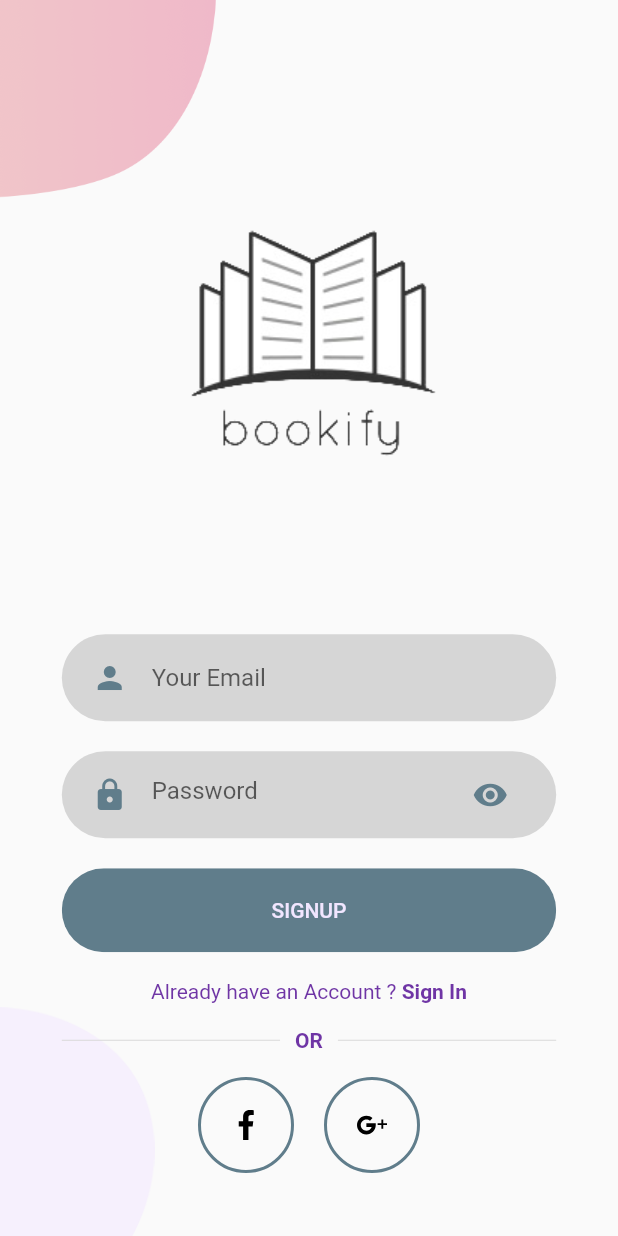
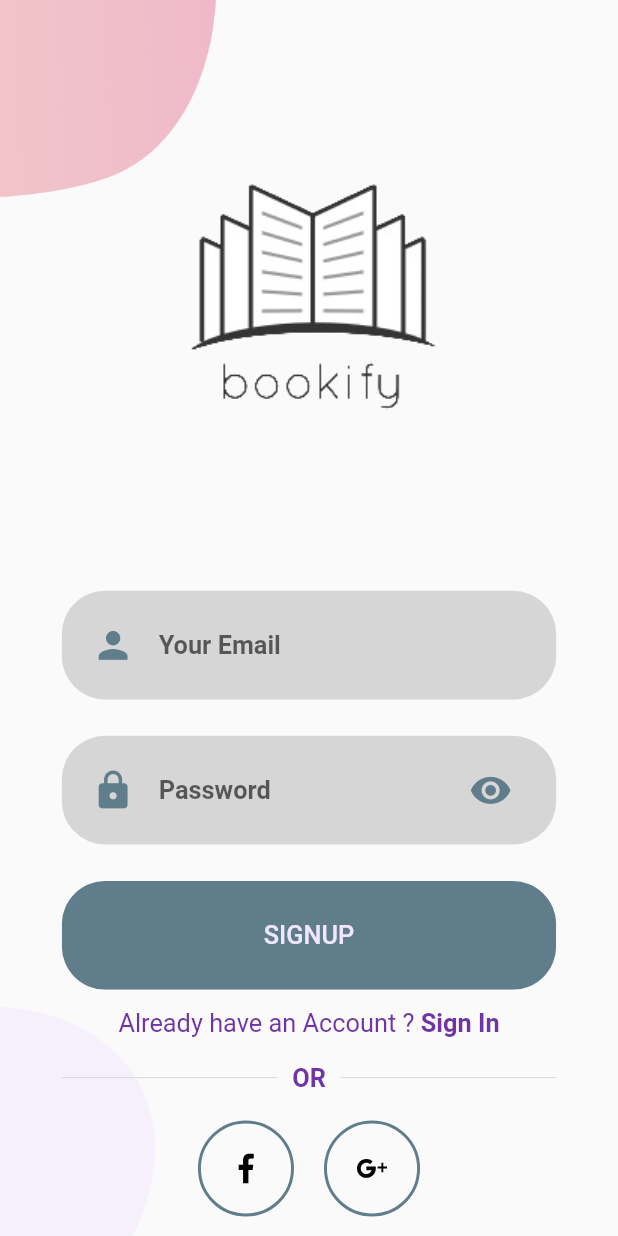
Before and after one commit to Wayabook/BookifyMultiplatformApp, a Flutter app: the SignUpPage screen opened directly, on a phone screen of 412 x 824 dp. Run offline on Flutter 3.47's test engine with Material 2 defaults, Android fonts, the phone set to English and light mode, and no system bars; our stand-ins replace auto_size_text, bordered_text, confetti, flutter_rating_bar, flutter_svg, flutter_swiper and 3 more; missing offline and left inert: custom_navigator, flutter_page_indicator.

Commit message:
[WIP] Make app responsive. Login pages responsive.

```diff
--- a/lib/Pages/LoginPages/Components/already_have_an_account_acheck.dart
+++ b/lib/Pages/LoginPages/Components/already_have_an_account_acheck.dart
@@ -1,4 +1,6 @@
 import 'package:flutter/material.dart';
+
+import '../../../SizeConfig.dart';
 
 class AlreadyHaveAnAccountCheck extends StatelessWidget {
 
@@ -21,7 +23,10 @@ class AlreadyHaveAnAccountCheck extends StatelessWidget {
       children: <Widget>[
         Text(
           login ? "Don’t have an Account ? " : "Already have an Account ? ",
-          style: TextStyle(color: kPrimaryColor),
+          style: TextStyle(
+              color: kPrimaryColor,
+              fontSize: (2.05 * SizeConfig.textMultiplier)
+          ),
         ),
         GestureDetector(
           onTap: press,
@@ -31,6 +36,7 @@ class AlreadyHaveAnAccountCheck extends StatelessWidget {
             style: TextStyle(
               color: kPrimaryColor,
               fontWeight: FontWeight.bold,
+              fontSize: (2.05 * SizeConfig.textMultiplier)
             ),
           ),
         )
--- a/lib/Pages/LoginPages/Components/or_divider.dart
+++ b/lib/Pages/LoginPages/Components/or_divider.dart
@@ -1,4 +1,6 @@
 import 'package:flutter/material.dart';
+
+import '../../../SizeConfig.dart';
 
 class OrDivider extends StatelessWidget {
 
@@ -21,6 +23,7 @@ class OrDivider extends StatelessWidget {
               style: TextStyle(
                 color: kPrimaryColor,
                 fontWeight: FontWeight.w600,
+                fontSize: (2.05 * SizeConfig.textMultiplier),
               ),
             ),
           ),
--- a/lib/Pages/LoginPages/Components/rounded_button.dart
+++ b/lib/Pages/LoginPages/Components/rounded_button.dart
@@ -1,3 +1,4 @@
+import 'package:bookifyapp/SizeConfig.dart';
 import 'package:flutter/material.dart';
 
 
@@ -21,22 +22,26 @@ class RoundedButton extends StatelessWidget {
   @override
   Widget build(BuildContext context) {
     Size size = MediaQuery.of(context).size;
-    print(size);
-    var a = size.width*0.8;
-    print(a);
+
     return Container(
-      margin: EdgeInsets.symmetric(vertical: 10),
+      margin: EdgeInsets.symmetric(vertical: (1.47 * SizeConfig.heightMultiplier)),
       width: size.width * 0.8,
+      height: (8.8 * SizeConfig.heightMultiplier),
       child: ClipRRect(
-        borderRadius: BorderRadius.circular(29),
+        borderRadius: BorderRadius.circular((7.05 * SizeConfig.imageSizeMultiplier)),
         child: FlatButton(
-          padding: EdgeInsets.symmetric(vertical: 20, horizontal: 40),
+          padding: EdgeInsets.symmetric(
+              vertical: (2.9 * SizeConfig.heightMultiplier),
+              horizontal: (9.73 * SizeConfig.widthMultiplier)),
           color: color,
           onPressed: press,
           child: Text(
             text,
             overflow: TextOverflow.ellipsis,
-            style: TextStyle(color: textColor),
+            style: TextStyle(
+                color: textColor,
+                fontSize: (2.05 * SizeConfig.textMultiplier)
+            ),
           ),
         ),
       ),
--- a/lib/Pages/LoginPages/Components/rounded_input_field.dart
+++ b/lib/Pages/LoginPages/Components/rounded_input_field.dart
@@ -1,4 +1,7 @@
+import 'dart:ui';
+
 import 'package:bookifyapp/Design/constants.dart';
+import 'package:bookifyapp/SizeConfig.dart';
 import 'package:flutter/material.dart';
 import 'package:bookifyapp/Pages/LoginPages/Components/text_field_container.dart';
 
@@ -19,12 +22,22 @@ class RoundedInputField extends StatelessWidget {
   Widget build(BuildContext context) {
     return TextFieldContainer(
       child: TextField(
+        maxLines: null,
+        minLines: null,
+        expands: true,
+        textAlignVertical: TextAlignVertical.center,
+        selectionHeightStyle: BoxHeightStyle.max,
         onChanged: onChanged,
+        style: TextStyle(
+          fontWeight: FontWeight.w600,
+          fontSize: (2.05 * SizeConfig.textMultiplier),
+        ),
         cursorColor: kPrimaryLightColor,
         decoration: InputDecoration(
           icon: Icon(
             icon,
             color: kPrimaryDarkColor,
+            size: (7 * SizeConfig.imageSizeMultiplier),
           ),
           hintText: hintText,
           border: InputBorder.none,
--- a/lib/Pages/LoginPages/Components/rounded_password_field.dart
+++ b/lib/Pages/LoginPages/Components/rounded_password_field.dart
@@ -1,6 +1,8 @@
 import 'package:bookifyapp/Design/constants.dart';
 import 'package:flutter/material.dart';
 import 'package:bookifyapp/Pages/LoginPages/Components/text_field_container.dart';
+
+import '../../../SizeConfig.dart';
 
 
 class RoundedPasswordField extends StatelessWidget {
@@ -15,7 +17,16 @@ class RoundedPasswordField extends StatelessWidget {
   Widget build(BuildContext context) {
     return TextFieldContainer(
       child: TextField(
-        obscureText: true,
+        //obscureText: true,
+        maxLines: null,
+        minLines: null,
+        expands: true,
+        textAlignVertical: TextAlignVertical.center,
+        //obscureText: true,
+        style: TextStyle(
+          fontWeight: FontWeight.w600,
+          fontSize: (2.05 * SizeConfig.textMultiplier),
+        ),
         onChanged: onChanged,
         cursorColor: kPrimaryDarkColor,
         decoration: InputDecoration(
@@ -23,10 +34,12 @@ class RoundedPasswordField extends StatelessWidget {
           icon: Icon(
             Icons.lock,
             color: kPrimaryDarkColor,
+            size: (7 * SizeConfig.imageSizeMultiplier),
           ),
           suffixIcon: Icon(
             Icons.visibility,
             color: kPrimaryDarkColor,
+            size: (7 * SizeConfig.imageSizeMultiplier),
           ),
           border: InputBorder.none,
         ),
--- a/lib/Pages/LoginPages/Components/social_icon.dart
+++ b/lib/Pages/LoginPages/Components/social_icon.dart
@@ -1,4 +1,5 @@
 import 'package:bookifyapp/Design/constants.dart';
+import 'package:bookifyapp/SizeConfig.dart';
 import 'package:flutter/material.dart';
 //import 'package:flutter_auth/constants.dart';
 import 'package:flutter_svg/flutter_svg.dart';
@@ -19,19 +20,19 @@ class SocialIcon extends StatelessWidget {
     return GestureDetector(
       onTap: press,
       child: Container(
-        margin: EdgeInsets.symmetric(horizontal: 10),
-        padding: EdgeInsets.all(20),
+        margin: EdgeInsets.symmetric(horizontal: (2.43 * SizeConfig.widthMultiplier)),
+        padding: EdgeInsets.all((4.86 * SizeConfig.widthMultiplier)),
         decoration: BoxDecoration(
           border: Border.all(
-            width: 2,
+            width: (0.48 * SizeConfig.widthMultiplier),
             color: kPrimaryDarkColor,
           ),
           shape: BoxShape.circle,
         ),
         child: SvgPicture.asset(
           iconSrc,
-          height: 20,
-          width: 20,
+          height: (2.94 * SizeConfig.heightMultiplier),
+          width: (4.86 * SizeConfig.widthMultiplier),
         ),
       ),
     );
--- a/lib/Pages/LoginPages/Components/text_field_container.dart
+++ b/lib/Pages/LoginPages/Components/text_field_container.dart
@@ -1,5 +1,7 @@
 import 'package:bookifyapp/Design/constants.dart';
 import 'package:flutter/material.dart';
+
+import '../../../SizeConfig.dart';
 
 class TextFieldContainer extends StatelessWidget {
 
@@ -13,12 +15,16 @@ class TextFieldContainer extends StatelessWidget {
   Widget build(BuildContext context) {
     Size size = MediaQuery.of(context).size;
     return Container(
-      margin: EdgeInsets.symmetric(vertical: 10),
-      padding: EdgeInsets.symmetric(horizontal: 20, vertical: 5),
+      height: (8.8 * SizeConfig.heightMultiplier),
+      margin: EdgeInsets.symmetric(vertical: (1.47 * SizeConfig.heightMultiplier)),
+      padding: EdgeInsets.symmetric(
+          horizontal: (4.8 * SizeConfig.widthMultiplier),
+          vertical: (0.73 * SizeConfig.heightMultiplier),
+      ),
       width: size.width * 0.8,
       decoration: BoxDecoration(
         color: kSecondaryDarkColor,
-        borderRadius: BorderRadius.circular(29),
+        borderRadius: BorderRadius.circular((7.05 * SizeConfig.imageSizeMultiplier)),
       ),
       child: child,
     );
--- a/lib/Pages/LoginPages/Login/body.dart
+++ b/lib/Pages/LoginPages/Login/body.dart
@@ -24,7 +24,6 @@ class Body extends StatelessWidget {
           mainAxisAlignment: MainAxisAlignment.center,
           children: <Widget>[
 
-            //SizedBox(height: size.height * 0.03),
             Image.asset(
               "assets/icons/bookify_icon.png",
               height: size.height * 0.45,
--- a/lib/Pages/LoginPages/Signup/body.dart
+++ b/lib/Pages/LoginPages/Signup/body.dart
@@ -44,7 +44,6 @@ class Body extends StatelessWidget {
                 );
               },
             ),
-            SizedBox(height: size.height * 0.01),
             AlreadyHaveAnAccountCheck(
               login: false,
               press: () {
```
Also changed, not shown: 1 other file.
